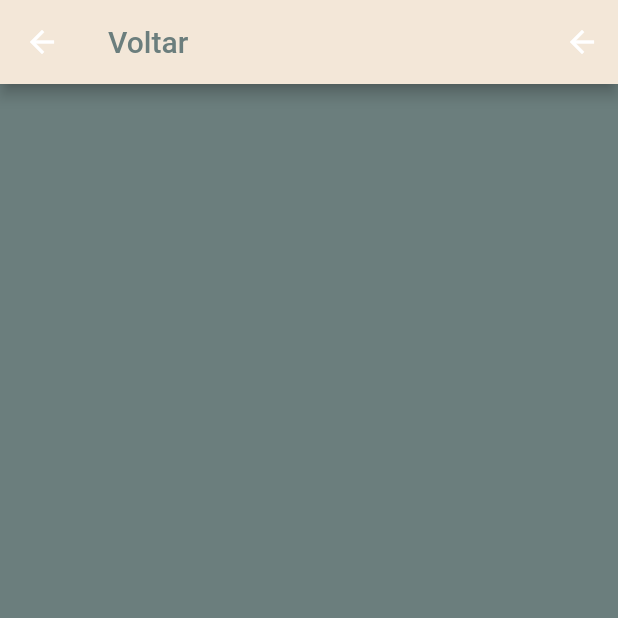
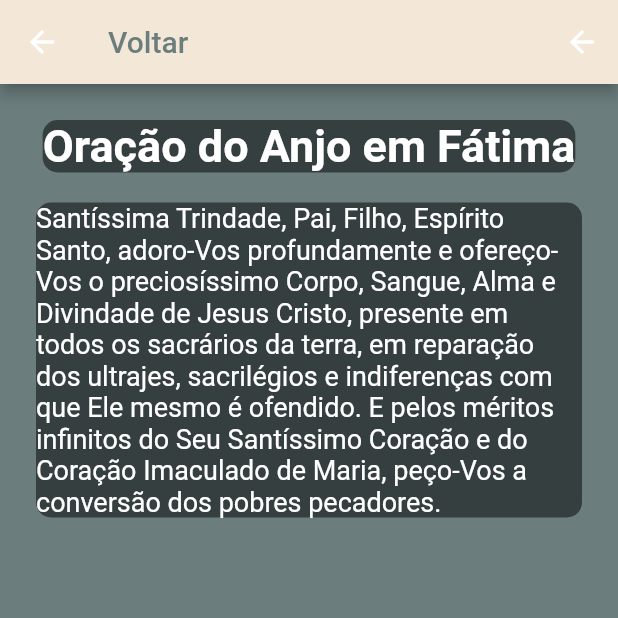
Before and after one commit to Vih-Rodrigues/Projeto-TCC, a Flutter app: the TelaOracaoSelecionada screen opened by its route, on a phone screen of 412 x 824 dp, the top half of it. Run offline on Flutter 3.47's test engine with Material 2 defaults, Android fonts, the light colour scheme and no system bars.

Commit message:
Alterado design e implementada tela Oracao Selecionada

```diff
--- a/projeto_sagfam/lib/main.dart
+++ b/projeto_sagfam/lib/main.dart
@@ -2,7 +2,6 @@
 // Projeto de TCC - Disciplina de PDM
 //
 // Importação de bibliotecas
-import 'dart:js';
 
 import 'package:flutter/material.dart';
 import 'package:projeto_sagfam/telas/TelaLogin.dart';
--- a/projeto_sagfam/lib/telas/TelaOracaoSelecionada.dart
+++ b/projeto_sagfam/lib/telas/TelaOracaoSelecionada.dart
@@ -36,6 +36,74 @@ class _TelaOracaoSelecionada extends State<TelaOracaoSelecionada> {
         ),
         backgroundColor: Color.fromRGBO(243, 231, 216, 1),
       ),
+
+
+      //
+      // BODY
+      //
+      body: Padding(
+        padding: const EdgeInsets.all(16.0),
+        child: Center(
+          child: Padding(
+            padding: const EdgeInsets.all(8.0),
+            child: Container(
+              child: Column(
+
+                children: [
+
+                  Container(
+
+                    decoration: BoxDecoration(
+                      borderRadius: BorderRadius.circular(10),
+                      color: Color.fromRGBO(0, 0, 0, 0.5),
+                    ),
+
+                    child: Column(
+
+                      children: [
+
+                        Text(
+                          'Oração do Anjo em Fátima',
+                          style: TextStyle(
+                            fontSize: 30,
+                            fontWeight: FontWeight.bold, //deixar as letras em negrito
+                            color: Color.fromARGB(255, 255, 255, 255),
+                          ),
+
+                          textAlign: TextAlign.center,
+                        ),
+                      ],
+                    ),
+
+                  ),
+
+                  SizedBox(height: 20),
+
+                  Container(
+
+                    decoration: BoxDecoration(
+                      borderRadius: BorderRadius.circular(10),
+                      color: Color.fromRGBO(0, 0, 0, 0.5),
+                    ),
+
+                    child: Column(
+                      children: [
+                        Text(
+                          'Santíssima Trindade, Pai, Filho, Espírito Santo, adoro-Vos profundamente e ofereço-Vos o preciosíssimo Corpo, Sangue, Alma e Divindade de Jesus Cristo, presente em todos os sacrários da terra, em reparação dos ultrajes, sacrilégios e indiferenças com que Ele mesmo é ofendido. E pelos méritos infinitos do Seu Santíssimo Coração e do Coração Imaculado de Maria, peço-Vos a conversão dos pobres pecadores.',
+                          style: TextStyle(
+                          fontSize: 18,
+                          color: Colors.white,
+                          ),
+                        ),
+                      ],
+                    ),
+                  ),
+                ],
+              ),
+            ),
+          ),
+        ),
+      ),
     );
   }
 }
--- a/projeto_sagfam/lib/telas/TelaSobre.dart
+++ b/projeto_sagfam/lib/telas/TelaSobre.dart
@@ -3,6 +3,8 @@
 //
 
 import 'package:flutter/material.dart';
+
+import 'MenuLateral.dart';
 
 class TelaSobre extends StatefulWidget {
   const TelaSobre({ Key? key }) : super(key: key);
@@ -15,15 +17,19 @@ class _TelaSobreState extends State<TelaSobre> {
   @override
   Widget build(BuildContext context) {
     return Scaffold(
+
+      endDrawer: NavDrawer(),
+
       appBar: AppBar(
+        iconTheme: IconThemeData(color: Color.fromRGBO(107, 126, 125, 1)),
         title: Text(
           'Sobre',
-          style: TextStyle(color: Color.fromARGB(255, 85, 85, 85)),
+          style: TextStyle(color: Color.fromRGBO(107, 114, 126, 1)),
         ),
         backgroundColor: Color.fromRGBO(243, 231, 216, 1),
       ),
 
-      backgroundColor: Color.fromRGBO(107, 126, 125, 1),
+      backgroundColor: Color.fromRGBO(107, 114, 126, 1),
 
       //
       // BODY
```
